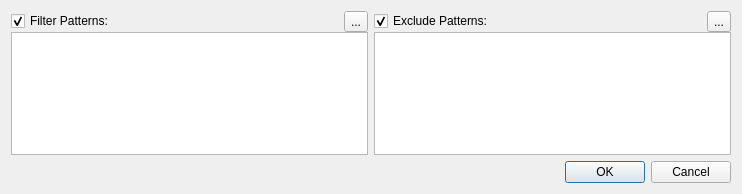
Qt form src/input_filter_dialog.ui (fougue/cassolette) before a commit.
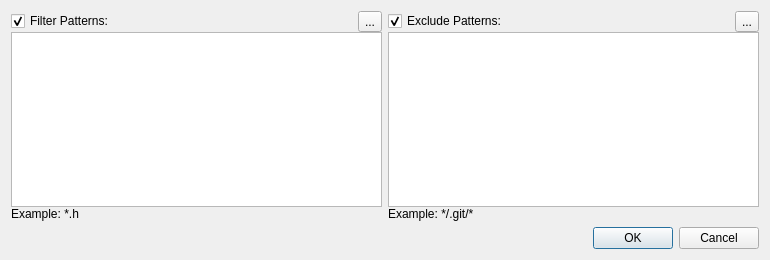
The same form after that commit. Icons and pictures are not drawn. Custom widgets are drawn as their Qt base class.

Commit message: Fix data loss with back/forth edition of input filters

Patch:
```diff
--- a/src/input_filter_dialog.ui
+++ b/src/input_filter_dialog.ui
@@ -6,8 +6,8 @@
    <rect>
     <x>0</x>
     <y>0</y>
-    <width>742</width>
-    <height>194</height>
+    <width>770</width>
+    <height>260</height>
    </rect>
   </property>
   <property name="windowTitle">
@@ -66,6 +66,13 @@
      <item>
       <widget class="EditableListWidget" name="filterListWidget"/>
      </item>
+     <item>
+      <widget class="QLabel" name="label">
+       <property name="text">
+        <string>Example: *.h</string>
+       </property>
+      </widget>
+     </item>
     </layout>
    </item>
    <item row="0" column="1">
@@ -120,6 +127,13 @@
      <item>
       <widget class="EditableListWidget" name="excludeListWidget"/>
      </item>
+     <item>
+      <widget class="QLabel" name="label_2">
+       <property name="text">
+        <string>Example: */.git/*</string>
+       </property>
+      </widget>
+     </item>
     </layout>
    </item>
    <item row="1" column="1">
```
The commit also changes 4 other files.
